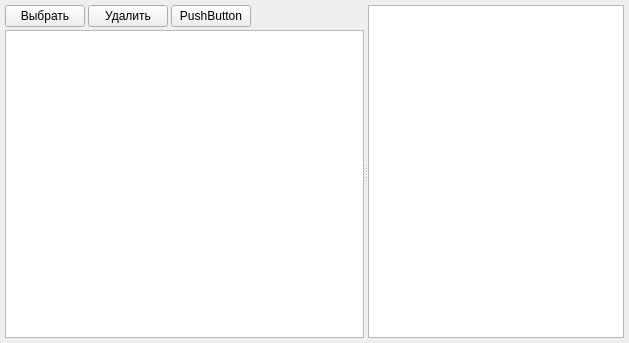
Before: the Qt Designer form task_1/filewatcherwidget.ui in TyumentsevaL/qt_tasks, drawn with Qt 5.
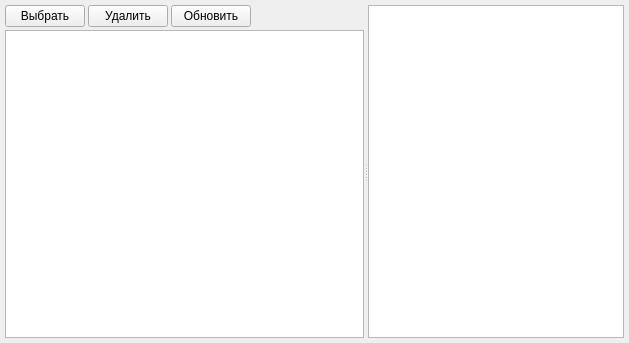
After: the same form once the commit is applied.

Patch:
```diff
--- a/task_1/filewatcherwidget.ui
+++ b/task_1/filewatcherwidget.ui
@@ -76,7 +76,7 @@
          <item>
           <widget class="QPushButton" name="pushButton">
            <property name="text">
-            <string>PushButton</string>
+            <string>Обновить</string>
            </property>
           </widget>
          </item>
```
Left out of the diff: 4 changed lines with no effect on the pictures.
